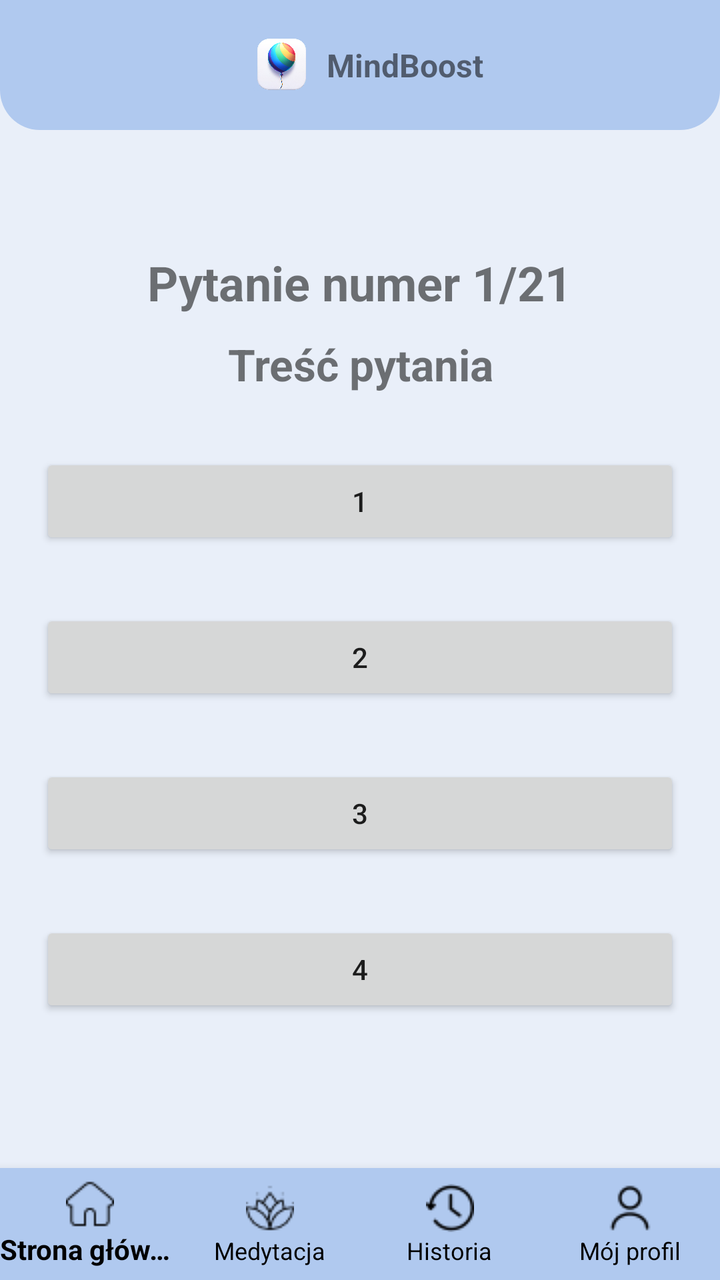
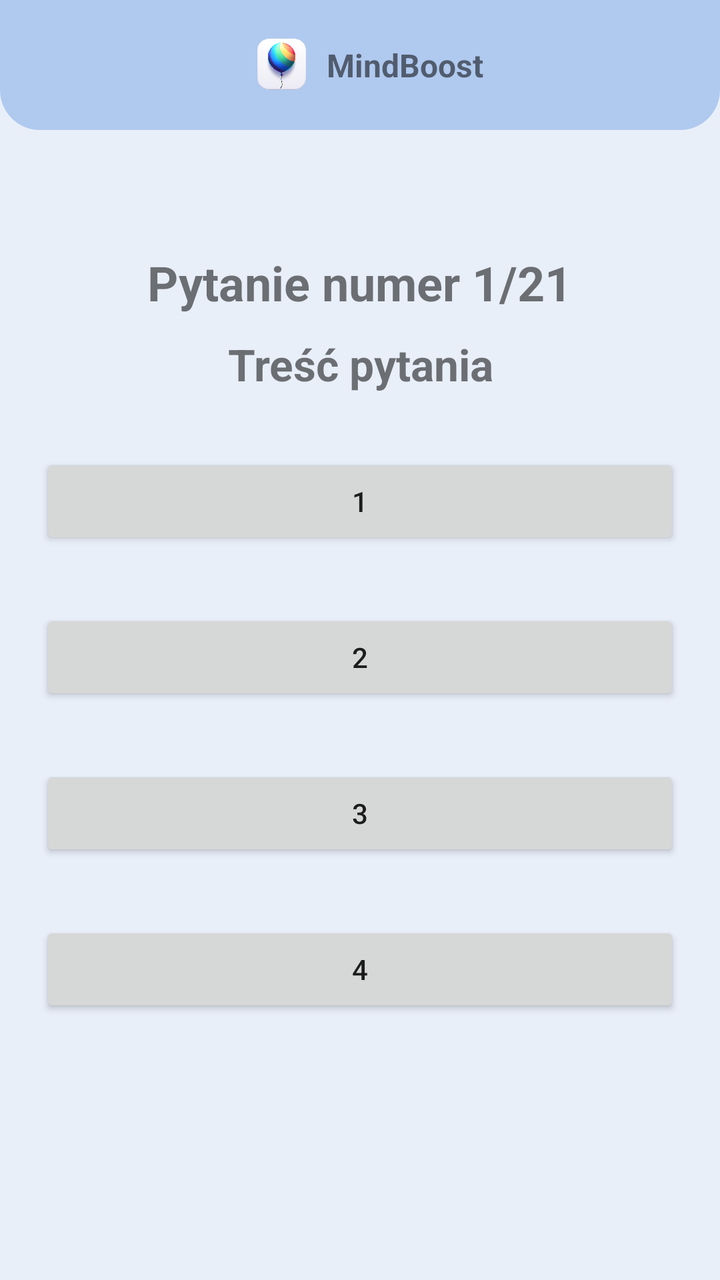

Two renders of the same Android screen: before a commit and after it. Below are the layout's source before the change and the commit's diff.
<!-- AndroidManifest.xml: application theme Theme.AppCompat.Light.NoActionBar -->
<!-- res/layout/activity_beck_questions_test.xml -->
<?xml version="1.0" encoding="utf-8"?>
<androidx.constraintlayout.widget.ConstraintLayout xmlns:android="http://schemas.android.com/apk/res/android"
    xmlns:app="http://schemas.android.com/apk/res-auto"
    xmlns:tools="http://schemas.android.com/tools"
    android:layout_width="match_parent"
    android:layout_height="match_parent"
    android:gravity="center"
    android:orientation="vertical"
    android:background="#E9EFF9"
    tools:context=".BeckQuestionsTest">

    <RelativeLayout
        android:layout_width="match_parent"
        android:layout_height="wrap_content"
        android:id="@+id/logo"
        android:background="@drawable/rectangle2"
        app:layout_constraintEnd_toEndOf="parent"
        app:layout_constraintStart_toStartOf="parent"
        app:layout_constraintTop_toTopOf="parent"
        android:layout_centerInParent="true">

        <RelativeLayout
            android:layout_width="wrap_content"
            android:layout_height="wrap_content"
            android:layout_centerInParent="true">

            <ImageView
                android:id="@+id/logoImageView"
                android:layout_width="45dp"
                android:layout_height="45dp"
                android:src="@drawable/app_logo" />

            <TextView
                android:id="@+id/appName"
                android:layout_width="wrap_content"
                android:layout_height="wrap_content"
                android:text="MindBoost"
                android:textStyle="bold"
                android:textSize="16sp"
                android:layout_centerVertical="true"
                android:layout_toRightOf="@id/logoImageView" />
        </RelativeLayout>
    </RelativeLayout>

    <RelativeLayout
        android:layout_width="match_parent"
        android:layout_height="wrap_content"
        app:layout_constraintEnd_toEndOf="parent"
        app:layout_constraintStart_toStartOf="parent"
        app:layout_constraintTop_toBottomOf="@id/logo"
        android:layout_centerInParent="true">

        <RelativeLayout
            android:id="@+id/relativeLayout"
            android:layout_width="wrap_content"
            android:layout_height="wrap_content"
            android:layout_centerHorizontal="true"
            android:layout_marginTop="50dp"

            >

            <TextView
                android:id="@+id/question"
                android:layout_width="wrap_content"
                android:layout_height="wrap_content"
                android:text="Pytanie numer "
                android:layout_marginTop="20dp"
                android:textStyle="bold"
                android:textSize="24sp"
                android:layout_centerVertical="true" />

            <TextView
                android:id="@+id/questionNumber"
                android:layout_width="wrap_content"
                android:layout_height="wrap_content"
                android:text="1"
                android:textStyle="bold"
                android:textSize="24sp"
                android:layout_centerVertical="true"
                android:layout_toRightOf="@id/question" />
            <TextView
                android:id="@+id/questionNumber2"
                android:layout_width="wrap_content"
                android:layout_height="wrap_content"
                android:text="/21"
                android:textStyle="bold"
                android:textSize="24sp"
                android:layout_centerVertical="true"
                android:layout_toRightOf="@id/questionNumber" />
        </RelativeLayout>

        <TextView
            android:id="@+id/questionContent"
            android:layout_width="wrap_content"
            android:layout_height="wrap_content"
            android:text="Treść pytania"
            android:textStyle="bold"
            android:textSize="22sp"
            android:gravity="center"
            android:layout_marginLeft="20dp"
            android:layout_marginRight="20dp"
            android:layout_below="@id/relativeLayout"
            android:layout_centerHorizontal="true" />
        <Button
            android:id="@+id/btn1"
            android:layout_width="match_parent"
            android:layout_height="wrap_content"
            android:layout_marginTop="30dp"
            android:layout_below="@id/questionContent"
            android:layout_marginLeft="20dp"
            android:layout_marginRight="20dp"
            android:text="1"/>
        <Button
            android:id="@+id/btn2"
            android:layout_width="match_parent"
            android:layout_height="wrap_content"
            android:layout_marginTop="30dp"
            android:layout_below="@id/btn1"
            android:layout_marginLeft="20dp"
            android:layout_marginRight="20dp"
            android:text="2"/>
        <Button
            android:id="@+id/btn3"
            android:layout_width="match_parent"
            android:layout_height="wrap_content"
            android:layout_marginTop="30dp"
            android:layout_below="@id/btn2"
            android:layout_marginLeft="20dp"
            android:layout_marginRight="20dp"
            android:text="3"/>
        <Button
            android:id="@+id/btn4"
            android:layout_width="match_parent"
            android:layout_height="wrap_content"
            android:layout_marginTop="30dp"
            android:layout_below="@id/btn3"
            android:layout_marginLeft="20dp"
            android:layout_marginRight="20dp"
            android:text="4"/>
    </RelativeLayout>



    <com.google.android.material.bottomnavigation.BottomNavigationView
        android:id="@+id/navigationBarHome"
        android:layout_width="match_parent"
        android:layout_height="wrap_content"
        android:background="#B0C9EF"
        app:menu="@menu/bottom_nav_menu"
        app:itemIconTint="@color/black"
        app:itemTextColor="@color/black"
        app:layout_constraintBottom_toBottomOf="parent"
        app:labelVisibilityMode="labeled"
        />

</androidx.constraintlayout.widget.ConstraintLayout>
<!-- resources referenced by this layout -->
<resources>
  <color name="black">#FF000000</color>
  <!-- drawable app_logo: png bitmap (drawable, 267549 bytes) -->
  <!-- drawable rectangle2 (drawable) -->
  <?xml version="1.0" encoding="utf-8"?>
  <shape xmlns:android="http://schemas.android.com/apk/res/android" android:id="@+id/listview_background_shape">
      <padding android:left="10dp"
          android:top="10dp"
          android:right="10dp"
          android:bottom="10dp" />
      <corners android:radius="1dp" android:topLeftRadius="0dp" android:topRightRadius="0dp" android:bottomLeftRadius="20dp" android:bottomRightRadius="20dp"/>
      <solid android:color="#B0C9EF" />
  </shape>
</resources>

<!-- the commit's change to res/layout/activity_beck_questions_test.xml (unified diff, before → after) -->
@@ -140,17 +140,4 @@
     </RelativeLayout>
 
 
-
-    <com.google.android.material.bottomnavigation.BottomNavigationView
-        android:id="@+id/navigationBarHome"
-        android:layout_width="match_parent"
-        android:layout_height="wrap_content"
-        android:background="#B0C9EF"
-        app:menu="@menu/bottom_nav_menu"
-        app:itemIconTint="@color/black"
-        app:itemTextColor="@color/black"
-        app:layout_constraintBottom_toBottomOf="parent"
-        app:labelVisibilityMode="labeled"
-        />
-
 </androidx.constraintlayout.widget.ConstraintLayout>
<!-- resource entries referenced after the edit -->
@@ -1,6 +1,5 @@
 <!-- resources referenced by this layout -->
 <resources>
-  <color name="black">#FF000000</color>
   <!-- drawable app_logo: png bitmap (drawable, 267549 bytes) -->
   <!-- drawable rectangle2 (drawable) -->
   <?xml version="1.0" encoding="utf-8"?>
